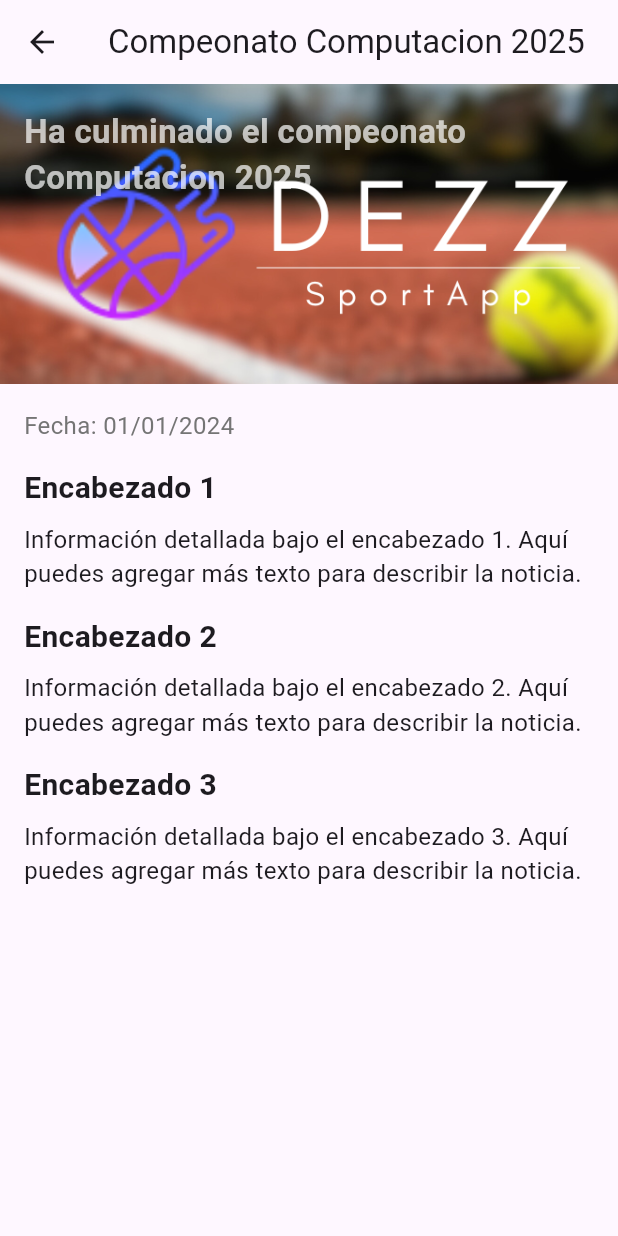
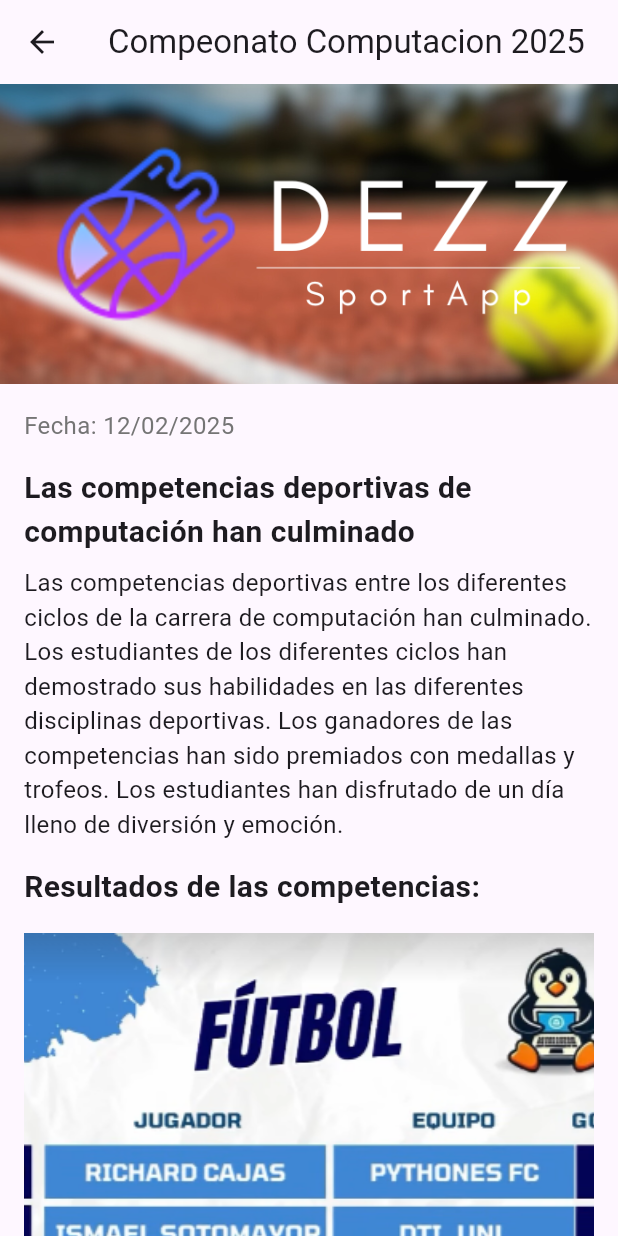
Before and after one commit to StevenLunaG/Sportboard-Calendar_App, a Flutter app: the HomeScreen screen opened directly, after a tap on "Campeonato Computación 2025", on a phone screen of 412 x 824 dp. Run offline on Flutter 3.47's test engine with Material 3 defaults, Android fonts, the light colour scheme and no system bars; our stand-ins replace shared_preferences, table_calendar; accounts and stored records are empty.

Commit message:
Cambios en el homeScren, nuevas imagenes, nuevas paginas en Board.

```diff
--- a/lib/main.dart
+++ b/lib/main.dart
@@ -25,7 +25,7 @@ import 'ui/home/home_interface.dart';
 // MAIN TEST API
 void main() {
   runApp(MaterialApp(
-    home: TeamsPage(),
+    home: HomeScreen(),
   ));
 }
 
--- a/lib/ui/Board/BoardExampleScreen.dart
+++ b/lib/ui/Board/Page1.dart
@@ -1,6 +1,6 @@
 import 'package:flutter/material.dart';
 
-class NewsPostScreen extends StatelessWidget {
+class PostScreen1 extends StatelessWidget {
   @override
   Widget build(BuildContext context) {
     return Scaffold(
@@ -23,7 +23,7 @@ class NewsPostScreen extends StatelessWidget {
                   child: Padding(
                     padding: const EdgeInsets.all(16.0),
                     child: Text(
-                      'Ha culminado el compeonato Computacion 2025',
+                      '',
                       style: TextStyle(
                         color: Colors.white70,
                         fontSize: 22,
@@ -40,7 +40,7 @@ class NewsPostScreen extends StatelessWidget {
                 crossAxisAlignment: CrossAxisAlignment.start,
                 children: [
                   Text(
-                    'Fecha: 01/01/2024',
+                    'Fecha: 12/02/2025',
                     style: TextStyle(
                       fontSize: 16,
                       color: Colors.grey[600],
@@ -48,7 +48,7 @@ class NewsPostScreen extends StatelessWidget {
                   ),
                   SizedBox(height: 16),
                   Text(
-                    'Encabezado 1',
+                    'Las competencias deportivas de computación han culminado',
                     style: TextStyle(
                       fontSize: 20,
                       fontWeight: FontWeight.bold,
@@ -56,34 +56,30 @@ class NewsPostScreen extends StatelessWidget {
                   ),
                   SizedBox(height: 8),
                   Text(
-                    'Información detallada bajo el encabezado 1. Aquí puedes agregar más texto para describir la noticia.',
+                    'Las competencias deportivas entre los diferentes ciclos de la carrera de computación han culminado. Los estudiantes de los diferentes ciclos han demostrado sus habilidades en las diferentes disciplinas deportivas. Los ganadores de las competencias han sido premiados con medallas y trofeos. Los estudiantes han disfrutado de un día lleno de diversión y emoción.',
                     style: TextStyle(fontSize: 16),
                   ),
                   SizedBox(height: 16),
                   Text(
-                    'Encabezado 2',
+                    'Resultados de las competencias:',
                     style: TextStyle(
                       fontSize: 20,
                       fontWeight: FontWeight.bold,
                     ),
                   ),
-                  SizedBox(height: 8),
-                  Text(
-                    'Información detallada bajo el encabezado 2. Aquí puedes agregar más texto para describir la noticia.',
-                    style: TextStyle(fontSize: 16),
+                  SizedBox(height: 16),
+                  Image.asset(
+                    'assets/images/Competencia1.png',
+                    width: double.infinity,
+                    height: 700,
+                    fit: BoxFit.cover,
                   ),
                   SizedBox(height: 16),
-                  Text(
-                    'Encabezado 3',
-                    style: TextStyle(
-                      fontSize: 20,
-                      fontWeight: FontWeight.bold,
-                    ),
-                  ),
-                  SizedBox(height: 8),
-                  Text(
-                    'Información detallada bajo el encabezado 3. Aquí puedes agregar más texto para describir la noticia.',
-                    style: TextStyle(fontSize: 16),
+                  Image.asset(
+                    'assets/images/Competencia2.png',
+                    width: double.infinity,
+                    height: 400,
+                    fit: BoxFit.cover,
                   ),
                 ],
               ),
--- a/lib/ui/home/home_interface.dart
+++ b/lib/ui/home/home_interface.dart
@@ -1,5 +1,7 @@
+import 'package:first/ui/Arbitro/arbitraje_screen.dart';
 import 'package:first/ui/Calendar/calendar_screen.dart';
 import 'package:first/ui/Competition/competition_example_screen.dart';
+import 'package:first/ui/Arbitro/arbitro_screen.dart';
 import 'package:first/ui/Notifications/notifications_manager.dart';
 import 'package:first/ui/Profile/profile_screen.dart';
 import 'package:first/ui/Searcher/searcher.dart';
@@ -111,61 +113,60 @@ class _HomeScreenState extends State<HomeScreen> {
               ),
             ),
             ExpansionTile(
-              title: Text('Item 1'),
+              title: Text('Competencias'),
               children: <Widget>[
                 Padding(
                   padding: const EdgeInsets.only(left: 16.0),
                   child: ListTile(
                     title: Text(
-                      'Subitem 1-1',
+                      'Subitem',
                       style: TextStyle(color: Colors.grey[800]),
                     ),
                     onTap: () {
                       Navigator.push(
-                          context,
-                          MaterialPageRoute(builder: (context) => CompetitionExampleScreen()),
+                        context,
+                        MaterialPageRoute(builder: (context) => CompetitionExampleScreen()),
                       );
-                    },
-                  ),
-                ),
-                Padding(
-                  padding: const EdgeInsets.only(left: 16.0),
-                  child: ListTile(
-                    title: Text(
-                      'Subitem 1-2',
-                      style: TextStyle(color: Colors.grey[800]),
-                    ),
-                    onTap: () {
-                      // Handle subitem tap
                     },
                   ),
                 ),
               ],
             ),
             ExpansionTile(
-              title: Text('Item 2'),
+              title: Text('Arbitro'),
               children: <Widget>[
                 Padding(
                   padding: const EdgeInsets.only(left: 16.0),
                   child: ListTile(
                     title: Text(
-                      'Subitem 2-1',
+                      'Subitem',
                       style: TextStyle(color: Colors.grey[800]),
                     ),
                     onTap: () {
-                      // Handle subitem tap
+                      Navigator.push(
+                        context,
+                        MaterialPageRoute(builder: (context) => ArbitroScreen()),
+                      );
                     },
                   ),
                 ),
+              ],
+            ),
+            ExpansionTile(
+              title: Text('Calendario'),
+              children: <Widget>[
                 Padding(
                   padding: const EdgeInsets.only(left: 16.0),
                   child: ListTile(
                     title: Text(
-                      'Subitem 2-2',
+                      'Subitem',
                       style: TextStyle(color: Colors.grey[800]),
                     ),
                     onTap: () {
-                      // Handle subitem tap
+                      Navigator.push(
+                        context,
+                        MaterialPageRoute(builder: (context) => CalendarScreen()),
+                      );
                     },
                   ),
                 ),
--- a/lib/ui/home/home_screen.dart
+++ b/lib/ui/home/home_screen.dart
@@ -1,4 +1,8 @@
-import 'package:first/ui/Board/BoardExampleScreen.dart';
+import 'package:first/ui/Board/Page1.dart';
+import 'package:first/ui/Board/Page2.dart';
+import 'package:first/ui/Board/Page3.dart';
+import 'package:first/ui/Board/Page4.dart';
+
 import 'package:flutter/material.dart';
 
 class MainHomeScreen extends StatelessWidget {
@@ -26,20 +30,41 @@ class MainHomeScreen extends StatelessWidget {
             ),
             itemCount: 4,
             itemBuilder: (context, index) {
-              if (index == 0) {
+              // Lista de imágenes para cada box
+              List<String> images = [
+                'assets/images/aso.jpg',
+                'assets/images/CopaDelRey.jpg',
+                'assets/images/Champions.jpeg',
+                'assets/images/CopaEuropaLeague.jpg',
+              ];
+
+              // Lista de páginas de destino
+              List<Widget> pages = [
+                PostScreen1(),
+                PostScreen2(),
+                PostScreen3(),
+                PostScreen4(),
+              ];
+
+              // Lista de títulos para cada box
+              List<String> titles = [
+                'Campeonato Computación 2025',
+                'Copa del Rey',
+                'Champions League',
+                'Europa League',
+              ];
+
               return GestureDetector(
                 onTap: () {
                   Navigator.push(
                     context,
-                      MaterialPageRoute(
-                        builder: (context) => NewsPostScreen(),
-                      ),
+                    MaterialPageRoute(builder: (context) => pages[index]),
                   );
                 },
                 child: Container(
                   decoration: BoxDecoration(
                     image: DecorationImage(
-                        image: AssetImage('assets/images/1.png'),
+                      image: AssetImage(images[index]),
                       fit: BoxFit.cover,
                     ),
                   ),
@@ -48,12 +73,14 @@ class MainHomeScreen extends StatelessWidget {
                       Positioned(
                         bottom: 0,
                         left: 0,
+                        right: 0,
                         child: Container(
                           color: Colors.black54,
                           padding: const EdgeInsets.all(8.0),
                           child: Text(
-                              'Campeonato Computación 2025',
-                              style: TextStyle(color: Colors.white, fontSize: 14),
+                            titles[index], // Asigna el título correspondiente
+                            textAlign: TextAlign.center,
+                            style: TextStyle(color: Colors.white, fontSize: 14, fontWeight: FontWeight.bold),
                           ),
                         ),
                       ),
@@ -61,29 +88,6 @@ class MainHomeScreen extends StatelessWidget {
                   ),
                 ),
               );
-              } else {
-                return Container(
-                  decoration: BoxDecoration(
-                    color: Colors.deepPurpleAccent,
-                  ),
-                  child: Stack(
-                    children: [
-                      Positioned(
-                        bottom: 0,
-                        left: 0,
-                        child: Container(
-                          color: Colors.black54,
-                          padding: const EdgeInsets.all(8.0),
-                          child: Text(
-                            'Box ${index + 1}',
-                            style: TextStyle(color: Colors.white, fontSize: 18),
-                          ),
-                        ),
-                      ),
-                    ],
-                  ),
-                );
-              }
             },
           ),
         ),
```
Also changed, not shown: lib/ui/Board/Page2.dart (added, +75 -0 lines), lib/ui/Board/Page3.dart (added, +95 -0 lines), lib/ui/Board/Page4.dart (added, +118 -0 lines), assets/images/CalendarioChampions.png (added), assets/images/CalendarioEuropaLeague.png (added), assets/images/Champions.jpeg (added), assets/images/Competencia1.png (added), assets/images/Competencia2.png (added), assets/images/CopaDelRey.jpg (added), assets/images/CopaEuropaLeague.jpg (added), assets/images/SorteoChampions.jpg (added), assets/images/SorteoCopaRey.jpg (added), assets/images/SorteoEuropaLeague.jpg (added), assets/images/aso.jpg (added). Lines whose indentation alone changed are shown as unchanged.
